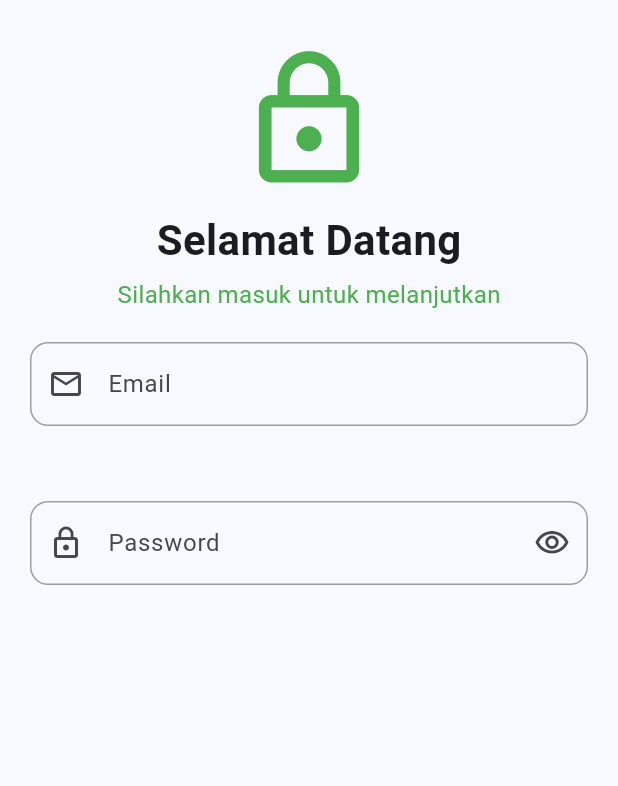
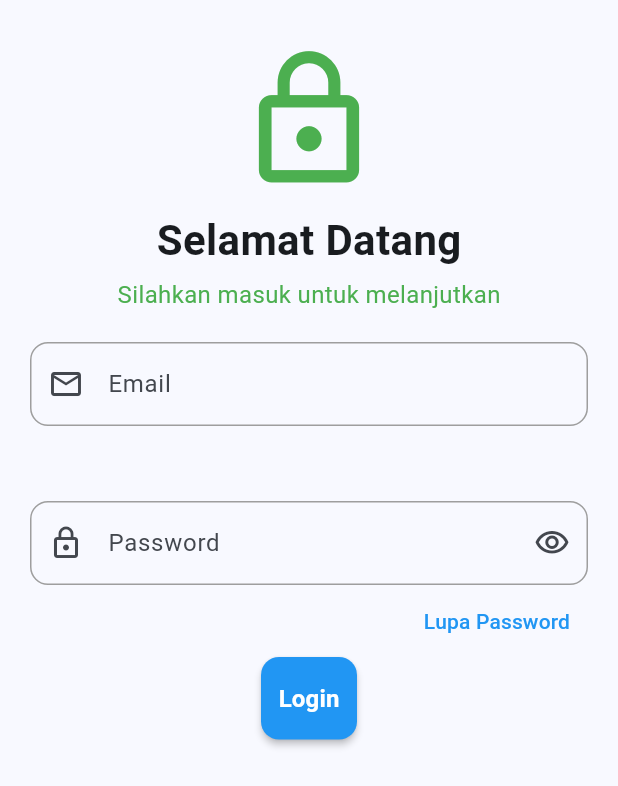
Before and after one commit to Mison1212/latihan_uts, a Flutter app: the login screen opened directly, on a phone screen of 412 x 824 dp. Shown: the top 786 px of the screen. Run offline on Flutter 3.47's test engine with Material 3 defaults, Android fonts, the phone set to English and light mode, and no system bars.

Commit message:
Buat ElevatedButton untuk Button Login

```diff
--- a/lib/screen/login.dart
+++ b/lib/screen/login.dart
@@ -9,29 +9,21 @@ class login extends StatelessWidget {
       body: SingleChildScrollView(
         child: Container(
           padding: const EdgeInsets.all(20.0),
-          child:Center(
+          child: Center(
             child: Column(
               children: [
                 const SizedBox(height: 10),
-              const Icon(
-                Icons.lock_outline,
-                size: 100,
-                color: Colors.green
-              ),
+                const Icon(Icons.lock_outline, size: 100, color: Colors.green),
                 const SizedBox(height: 10),
-              const Text('Selamat Datang',
-              style: TextStyle(
-                fontSize: 28,
-                fontWeight: FontWeight.bold,
-              ),
+                const Text(
+                  'Selamat Datang',
+                  style: TextStyle(fontSize: 28, fontWeight: FontWeight.bold),
                 ),
                 const SizedBox(height: 5),
 
-              const Text('Silahkan masuk untuk melanjutkan',
-              style: TextStyle(
-                fontSize: 16,
-                color: Colors.green,
-              ),
+                const Text(
+                  'Silahkan masuk untuk melanjutkan',
+                  style: TextStyle(fontSize: 16, color: Colors.green),
                 ),
                 const SizedBox(height: 20),
 
@@ -51,7 +43,8 @@ class login extends StatelessWidget {
                     focusedBorder: OutlineInputBorder(
                       borderRadius: BorderRadius.circular(12),
                       borderSide: const BorderSide(
-                      color:Colors.blue,width: 2
+                        color: Colors.blue,
+                        width: 2,
                       ),
                     ),
                   ),
@@ -71,13 +64,42 @@ class login extends StatelessWidget {
                     focusedBorder: OutlineInputBorder(
                       borderRadius: BorderRadius.circular(12),
                       borderSide: const BorderSide(
-                      color:Colors.blue,width: 2
+                        color: Colors.blue,
+                        width: 2,
                       ),
                     ),
                     enabledBorder: OutlineInputBorder(
                       borderRadius: BorderRadius.circular(12),
                       borderSide: const BorderSide(color: Colors.grey),
                     ),
+                  ),
+                ),
+                Align(
+                  alignment: Alignment.centerRight,
+                  child: TextButton(
+                    onPressed: () {},
+                    child: Text(
+                      'Lupa Password',
+                      style: TextStyle(color:Colors.blue,fontSize: 14),
+
+                    ),
+                    ),
+
+                ),
+                ElevatedButton(
+                  onPressed: () {},
+                  style: ElevatedButton.styleFrom(
+                    backgroundColor: Colors.blue,
+                    foregroundColor: Colors.white,
+                    padding: const EdgeInsets.symmetric(vertical: 16),
+                    shape: RoundedRectangleBorder(
+                      borderRadius: BorderRadius.circular(12)
+                    ),
+                    elevation: 2,
+                  ),
+                   child: const Text(
+                    'Login',
+                    style: TextStyle(fontSize: 16, fontWeight: FontWeight.bold),
                    ),
                    ),
               ],
```
Lines whose indentation alone changed are shown as unchanged.
